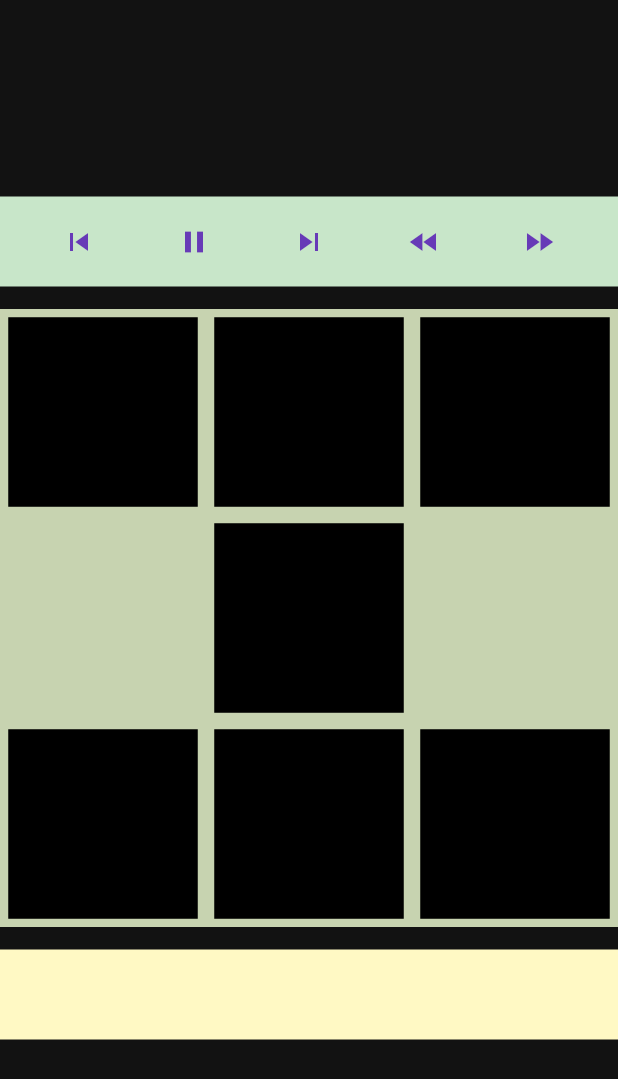
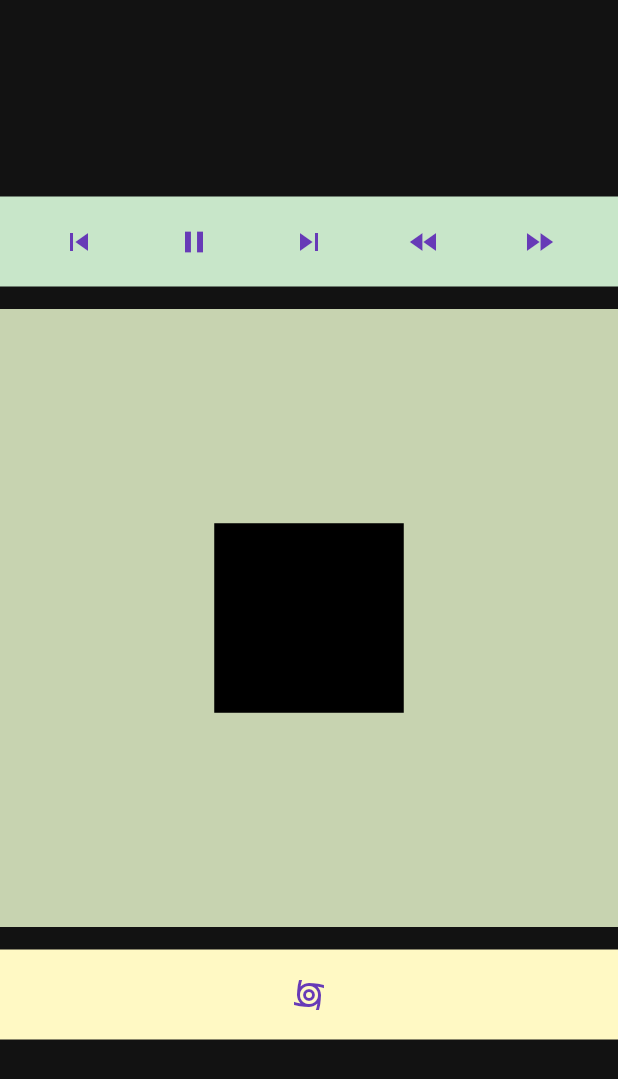
Before and after one commit to DanKheadies/tamabudchi_app, a Flutter app: the first screen one second after launch, on a phone screen of 412 x 824 dp. Shown: the top 1079 px of the screen. Run offline on Flutter 3.47's test engine with Material 3 defaults, Android fonts, the phone set to English and light mode, and no system bars.

Commit message:
Sequence bar w/ responsive; init Step 3 with different frames

```diff
--- a/lib/tamabudchi.dart
+++ b/lib/tamabudchi.dart
@@ -9,17 +9,49 @@
 }
 
 class _TamabudchiState extends State<Tamabudchi> {
-  List<Set<int>> frames = [
+  List<Set<int>> frames = [];
+  List<Set<int>> framesSimple = [
     {0, 2, 4, 6, 8},
     {0, 1, 2, 4, 6, 7, 8},
     {4},
   ];
+  List<Set<int>> framesSpiral = [
+    {4},
+    {1},
+    {2},
+    {5},
+    {8},
+    {7},
+    {6},
+    {3},
+    {0},
+    {},
+    {4},
+    {4, 1},
+    {4, 1, 2},
+    {4, 1, 2, 5},
+    {4, 1, 2, 5, 8},
+    {4, 1, 2, 5, 8, 7},
+    {4, 1, 2, 5, 8, 7, 6},
+    {4, 1, 2, 5, 8, 7, 6, 3},
+    {4, 1, 2, 5, 8, 7, 6, 3, 0},
+    {},
+  ];
 
-  late final playback = PixelPlaybackController(frameCount: frames.length);
+  late PixelPlaybackController playback;
+
+  @override
+  void initState() {
+    super.initState();
+
+    frames = framesSimple;
+    playback = PixelPlaybackController(frameCount: frames.length);
+  }
 
   @override
   void dispose() {
     playback.dispose();
+
     super.dispose();
   }
 
@@ -51,45 +83,9 @@
                               SequenceBar(
                                 barSize: barSize,
                                 frameCount: frames.length,
+                                isHorizontal: true,
                                 playback: playback,
                               ),
-                              // Container(
-                              //   color: Colors.green.shade100,
-                              //   height: barSize,
-                              //   margin: EdgeInsets.only(bottom: barSize / 4),
-                              //   width: double.infinity,
-                              //   child: Row(
-                              //     mainAxisAlignment:
-                              //         MainAxisAlignment.spaceEvenly,
-                              //     children: [
-                              //       IconButton(
-                              //         color: Colors.deepPurple,
-                              //         onPressed: () {}, // => playback.step(-1),
-                              //         icon: const Icon(Icons.skip_previous),
-                              //       ),
-                              //       IconButton(
-                              //         color: Colors.deepPurple,
-                              //         onPressed: () {},
-                              //         icon: Icon(Icons.play_arrow),
-                              //       ),
-                              //       IconButton(
-                              //         color: Colors.deepPurple,
-                              //         onPressed: () {},
-                              //         icon: Icon(Icons.skip_next),
-                              //       ),
-                              //       IconButton(
-                              //         color: Colors.deepPurple,
-                              //         onPressed: () {},
-                              //         icon: Icon(Icons.fast_rewind),
-                              //       ),
-                              //       IconButton(
-                              //         color: Colors.deepPurple,
-                              //         onPressed: () {},
-                              //         icon: Icon(Icons.fast_forward),
-                              //       ),
-                              //     ],
-                              //   ),
-                              // ),
                             ],
                             TamaGrid(frames: frames, playback: playback),
                             if (constraints.maxHeight > limenAndBars) ...[
@@ -98,6 +94,22 @@
                                 height: barSize,
                                 margin: EdgeInsets.only(top: barSize / 4),
                                 width: double.infinity,
+                                child: Center(
+                                  child: IconButton(
+                                    color: Colors.deepPurple,
+                                    icon: Icon(Icons.cyclone),
+                                    onPressed: () {
+                                      setState(() {
+                                        frames = frames == framesSimple
+                                            ? framesSpiral
+                                            : framesSimple;
+                                        playback = PixelPlaybackController(
+                                          frameCount: frames.length,
+                                        );
+                                      });
+                                    },
+                                  ),
+                                ),
                               ),
                             ],
                           ],
@@ -106,11 +118,11 @@
                           mainAxisAlignment: MainAxisAlignment.center,
                           children: [
                             if (constraints.maxWidth > limenAndBars) ...[
-                              Container(
-                                color: Colors.green.shade100,
-                                height: double.infinity,
-                                margin: EdgeInsets.only(right: barSize / 4),
-                                width: barSize,
+                              SequenceBar(
+                                barSize: barSize,
+                                frameCount: frames.length,
+                                isHorizontal: false,
+                                playback: playback,
                               ),
                             ],
                             TamaGrid(frames: frames, playback: playback),
@@ -125,36 +137,38 @@
                           ],
                         ),
                 ),
+                // Vertical with floater
                 if (!isWide && constraints.maxHeight <= limenAndBars) ...[
                   Positioned(
                     top: limen / 100,
                     left: limen / 100,
                     child: Opacity(
                       opacity: 0.75,
-                      child: Container(
-                        decoration: BoxDecoration(
-                          borderRadius: BorderRadius.circular(15),
-                          color: Colors.green.shade100,
-                        ),
-                        height: barSize,
-                        width: limen - limen / 50,
+                      child: SequenceBar(
+                        barSize: barSize,
+                        frameCount: frames.length,
+                        isFloating: true,
+                        isHorizontal: true,
+                        limen: limen,
+                        playback: playback,
                       ),
                     ),
                   ),
                 ],
+                // Horizontal w/ floater
                 if (isWide && constraints.maxWidth < limenAndBars) ...[
                   Positioned(
                     top: limen / 100,
                     left: limen / 100,
                     child: Opacity(
                       opacity: 0.75,
-                      child: Container(
-                        decoration: BoxDecoration(
-                          borderRadius: BorderRadius.circular(15),
-                          color: Colors.green.shade100,
-                        ),
-                        height: limen - limen / 50,
-                        width: barSize,
+                      child: SequenceBar(
+                        barSize: barSize,
+                        frameCount: frames.length,
+                        isFloating: true,
+                        isHorizontal: false,
+                        limen: limen,
+                        playback: playback,
                       ),
                     ),
                   ),
--- a/lib/tamagrid/pixel_animation.dart
+++ b/lib/tamagrid/pixel_animation.dart
@@ -63,7 +63,7 @@
     if (controller.playing && !ticker.isActive) {
       lastElapsed = Duration.zero; // restart at zero on start()
       ticker.start();
-    } else if (controller.playing && ticker.isActive) {
+    } else if (!controller.playing && ticker.isActive) {
       ticker.stop();
     }
   }
--- a/lib/tamagrid/pixel_playback_controller.dart
+++ b/lib/tamagrid/pixel_playback_controller.dart
@@ -24,13 +24,11 @@
   }
 
   void pause() {
-    print('pause');
     _playing = false;
     notifyListeners();
   }
 
   void play() {
-    print('play');
     _playing = true;
     notifyListeners();
   }
--- a/lib/tamagrid/sequence_bar.dart
+++ b/lib/tamagrid/sequence_bar.dart
@@ -1,8 +1,11 @@
 import 'package:flutter/material.dart';
 import 'package:tamabudchi_app/barrel.dart';
 
-class SequenceBar extends StatefulWidget {
+class SequenceBar extends StatelessWidget {
+  final bool isHorizontal;
+  final bool? isFloating;
   final double barSize;
+  final double? limen;
   final int frameCount;
   final PixelPlaybackController playback;
 
@@ -10,61 +13,77 @@
     super.key,
     required this.barSize,
     required this.frameCount,
+    required this.isHorizontal,
     required this.playback,
+    this.isFloating = false,
+    this.limen = 0,
   });
 
   @override
-  State<SequenceBar> createState() => _SequenceBarState();
+  Widget build(BuildContext context) {
+    return ListenableBuilder(
+      listenable: playback,
+      builder: (context, _) {
+        return Container(
+          // color: Colors.green.shade100,
+          decoration: BoxDecoration(
+            borderRadius: BorderRadius.circular(isFloating! ? 15 : 0),
+            color: Colors.green.shade100,
+          ),
+          height: isHorizontal
+              ? barSize
+              : isFloating!
+              ? limen! - limen! / 50
+              : double.infinity,
+          margin: isHorizontal
+              ? EdgeInsets.only(bottom: barSize / 4)
+              : EdgeInsets.only(right: barSize / 4),
+          width: !isHorizontal
+              ? barSize
+              : isFloating!
+              ? limen! - limen! / 50
+              : double.infinity,
+          child: isHorizontal
+              ? Row(
+                  mainAxisAlignment: MainAxisAlignment.spaceEvenly,
+                  children: [...buttons()],
+                )
+              : Column(
+                  mainAxisAlignment: MainAxisAlignment.spaceEvenly,
+                  children: [...buttons()],
+                ),
+        );
+      },
+    );
   }
 
-class _SequenceBarState extends State<SequenceBar> {
-  // late final playback = PixelPlaybackController(frameCount: widget.frameCount);
-
-  // @override
-  // void dispose() {
-  //   playback.dispose();
-  //   super.dispose();
-  // }
-
-  @override
-  Widget build(BuildContext context) {
-    return Container(
-      color: Colors.green.shade100,
-      height: widget.barSize,
-      margin: EdgeInsets.only(bottom: widget.barSize / 4),
-      width: double.infinity,
-      child: Row(
-        mainAxisAlignment: MainAxisAlignment.spaceEvenly,
-        children: [
+  List<Widget> buttons() {
+    return [
       IconButton(
         color: Colors.deepPurple,
-            onPressed: () => widget.playback.step(-1),
+        onPressed: () => playback.step(-1),
         icon: const Icon(Icons.skip_previous),
       ),
       IconButton(
         color: Colors.deepPurple,
-            onPressed: widget.playback.toggle,
-            icon: Icon(
-              widget.playback.playing ? Icons.pause : Icons.play_arrow,
-            ),
+        onPressed: playback.toggle,
+        icon: Icon(playback.playing ? Icons.pause : Icons.play_arrow),
       ),
       IconButton(
         color: Colors.deepPurple,
-            onPressed: widget.playback.step,
+        onPressed: playback.step,
         icon: Icon(Icons.skip_next),
       ),
       IconButton(
         color: Colors.deepPurple,
-            onPressed: widget.playback.slowDown,
+        onPressed: playback.slowDown,
         icon: Icon(Icons.fast_rewind),
       ),
       IconButton(
         color: Colors.deepPurple,
-            onPressed: widget.playback.speedUp,
+        onPressed: playback.speedUp,
         icon: Icon(Icons.fast_forward),
       ),
-        ],
-      ),
-    );
+    ];
   }
 }
```
Lines whose indentation alone changed are shown as unchanged.
